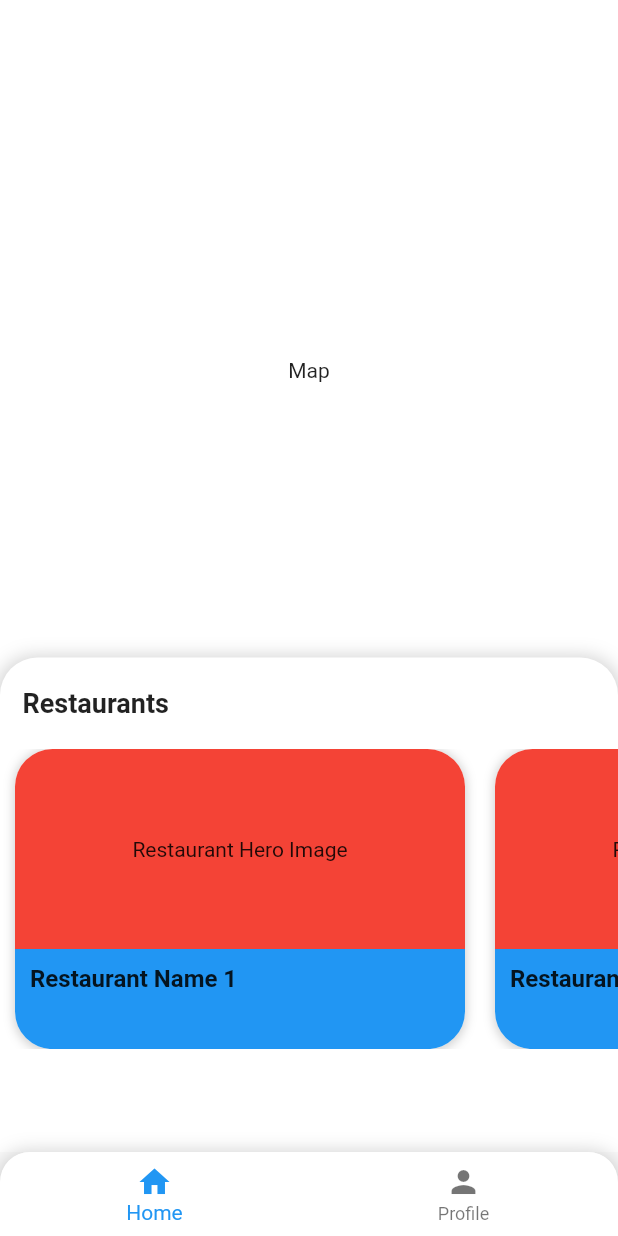
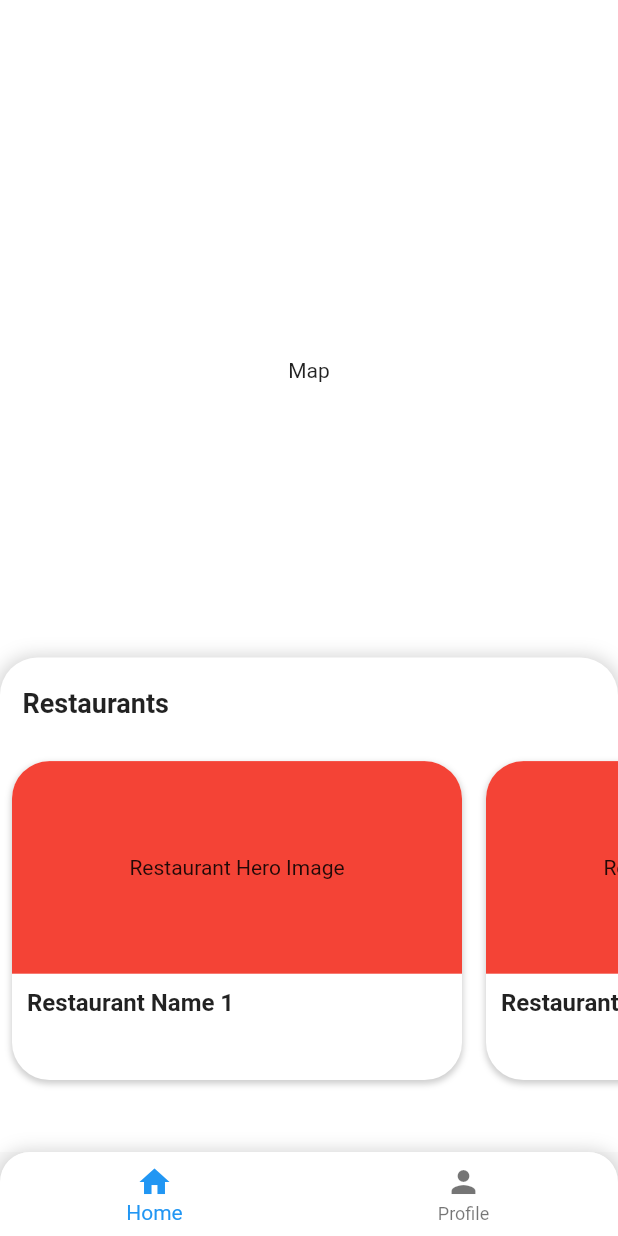
Before and after one commit to Gurung-Manish/afno-app, a Flutter app: the screen it shows after launch, on a phone screen of 412 x 824 dp. Run offline on Flutter 3.47's test engine with Material 2 defaults, Android fonts, the phone set to English and light mode, and no system bars; our stand-ins replace bloc, flutter_bloc, freezed_annotation, go_router, url_strategy.

Commit message:
restaruant list card

```diff
--- a/lib/features/dashboard/presentation/widgets/bottom_dashboard_view.dart
+++ b/lib/features/dashboard/presentation/widgets/bottom_dashboard_view.dart
@@ -1,3 +1,4 @@
+import 'package:afno_app/features/dashboard/presentation/widgets/restaurant_list_card_widget.dart';
 import 'package:flutter/material.dart';
 
 class BottomDashboardView extends StatelessWidget {
@@ -40,74 +41,22 @@ class BottomDashboardView extends StatelessWidget {
             const SizedBox(
               height: 20,
             ),
-            SizedBox(
-              height: 200,
+            Expanded(
               child: ListView.builder(
                 itemCount: 2,
                 scrollDirection: Axis.horizontal,
                 itemBuilder: (context, index) {
-                  return Container(
-                    margin: const EdgeInsets.symmetric(horizontal: 10),
-                    width: 300,
-                    height: 200,
-                    decoration: BoxDecoration(
-                      boxShadow: [
-                        BoxShadow(
-                          color: Colors.grey.withOpacity(0.5),
-                          spreadRadius: 0.5,
-                          blurRadius: 5,
-                          offset: const Offset(0, 1),
-                        ),
-                      ],
-                      color: Colors.white,
-                      borderRadius: BorderRadius.circular(25),
-                    ),
-                    child: Column(
-                      children: [
-                        Expanded(
-                          flex: 2,
-                          child: Container(
-                            width: double.infinity,
-                            decoration: const BoxDecoration(
-                              color: Colors.red,
-                              borderRadius: BorderRadius.only(
-                                topLeft: Radius.circular(25),
-                                topRight: Radius.circular(25),
-                              ),
-                            ),
-                            child: const Center(
-                                child: Text("Restaurant Hero Image")),
-                          ),
-                        ),
-                        Expanded(
-                          flex: 1,
-                          child: Container(
-                              padding: const EdgeInsets.all(10),
-                              width: double.infinity,
-                              decoration: const BoxDecoration(
-                                color: Colors.blue,
-                                borderRadius: BorderRadius.only(
-                                  bottomLeft: Radius.circular(25),
-                                  bottomRight: Radius.circular(25),
-                                ),
-                              ),
-                              child: Column(
-                                crossAxisAlignment: CrossAxisAlignment.start,
-                                children: [
-                                  Text(
-                                    "Restaurant Name ${index + 1}",
-                                    style: const TextStyle(
-                                        fontSize: 16,
-                                        fontWeight: FontWeight.bold),
-                                  )
-                                ],
-                              )),
-                        ),
-                      ],
+                  return Padding(
+                    padding: const EdgeInsets.all(8.0),
+                    child: RestaurantListCardWidget(
+                      index: index,
                     ),
                   );
                 },
               ),
+            ),
+            const SizedBox(
+              height: 40,
             )
           ],
         ));
--- /dev/null
+++ b/lib/features/dashboard/presentation/widgets/restaurant_list_card_widget.dart
@@ -0,0 +1,60 @@
+import 'package:flutter/material.dart';
+
+class RestaurantListCardWidget extends StatelessWidget {
+  const RestaurantListCardWidget({super.key, required this.index});
+
+  final int index;
+
+  @override
+  Widget build(BuildContext context) {
+    return Container(
+      width: 300,
+      height: 200,
+      decoration: BoxDecoration(
+        boxShadow: [
+          BoxShadow(
+            color: Colors.grey.withOpacity(0.5),
+            spreadRadius: 0.5,
+            blurRadius: 3,
+            offset: const Offset(0, 2),
+          ),
+        ],
+        color: Colors.white,
+        borderRadius: BorderRadius.circular(25),
+      ),
+      child: ClipRRect(
+        borderRadius: BorderRadius.circular(25),
+        child: Column(
+          children: [
+            Flexible(
+              flex: 2,
+              child: Container(
+                width: double.infinity,
+                decoration: const BoxDecoration(
+                  color: Colors.red,
+                ),
+                child: const Center(child: Text("Restaurant Hero Image")),
+              ),
+            ),
+            Flexible(
+              flex: 1,
+              child: Container(
+                  padding: const EdgeInsets.all(10),
+                  width: double.infinity,
+                  child: Column(
+                    crossAxisAlignment: CrossAxisAlignment.start,
+                    children: [
+                      Text(
+                        "Restaurant Name ${index + 1}",
+                        style: const TextStyle(
+                            fontSize: 16, fontWeight: FontWeight.bold),
+                      )
+                    ],
+                  )),
+            ),
+          ],
+        ),
+      ),
+    );
+  }
+}
```
